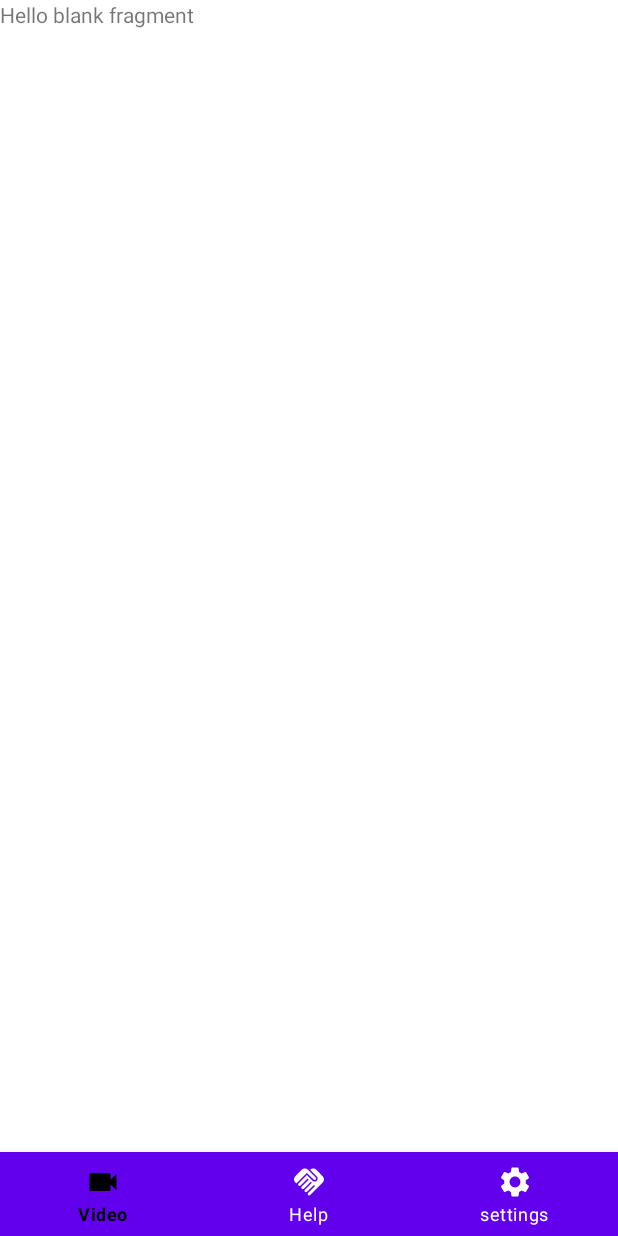
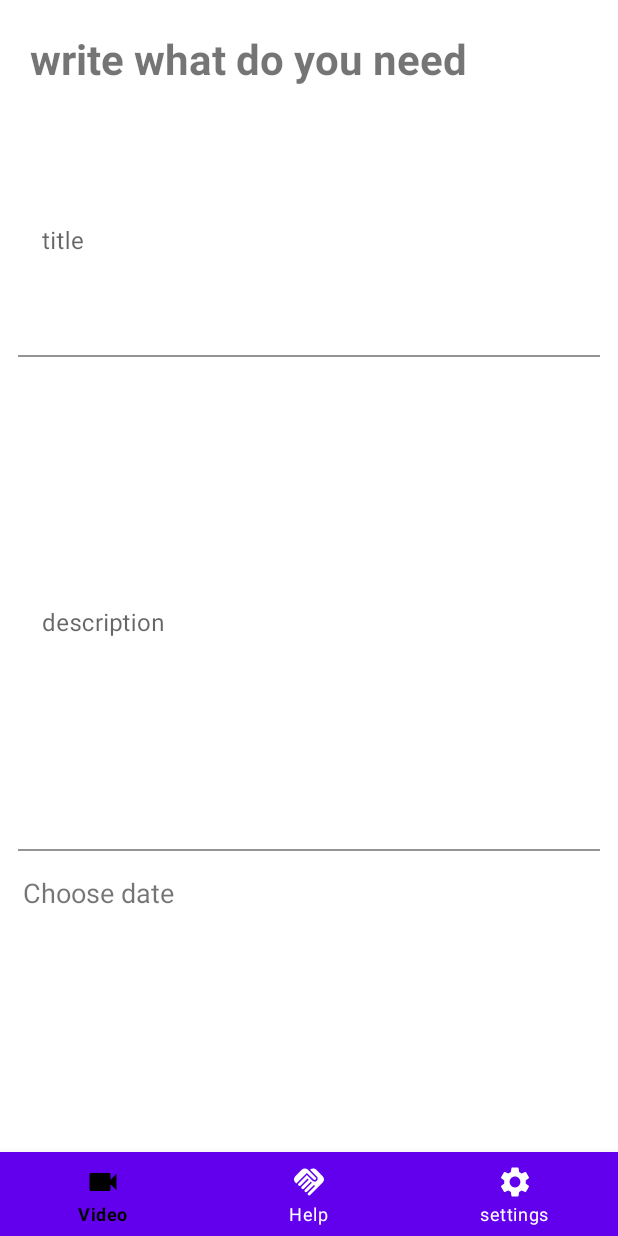
Before and after one commit to Hemmah-App/hemmah_android, an Android app: the fragment HelpFragment placed in its activity, on a phone screen of 412 x 824 dp. Run offline under Robolectric (Android 15) with nearby library versions, the phone set to English and light mode, and no system bars.

Commit message:
fragment help

```diff
--- a/app/src/main/res/layout/fragment_help.xml
+++ b/app/src/main/res/layout/fragment_help.xml
@@ -1,14 +1,61 @@
 <?xml version="1.0" encoding="utf-8"?>
-<FrameLayout xmlns:android="http://schemas.android.com/apk/res/android"
+<androidx.constraintlayout.widget.ConstraintLayout xmlns:android="http://schemas.android.com/apk/res/android"
     xmlns:tools="http://schemas.android.com/tools"
     android:layout_width="match_parent"
     android:layout_height="match_parent"
+    xmlns:app="http://schemas.android.com/apk/res-auto"
     tools:context=".HelpFragment">
 
-    <!-- TODO: Update blank fragment layout -->
     <TextView
+        android:id="@+id/help_textView"
+        android:layout_width="wrap_content"
+        android:layout_height="wrap_content"
+        app:layout_constraintTop_toTopOf="parent"
+        app:layout_constraintStart_toStartOf="parent"
+        android:text="write what do you need"
+        android:textSize="28sp"
+        android:textStyle="bold"
+        android:layout_margin="20sp"
+        />
+
+    <com.google.android.material.textfield.TextInputLayout
+        android:id="@+id/help_title_layout"
         android:layout_width="match_parent"
-        android:layout_height="match_parent"
-        android:text="@string/hello_blank_fragment" />
+        android:layout_height="wrap_content"
+        app:layout_constraintTop_toBottomOf="@id/help_textView"
+        android:layout_margin="12dp"
+        android:hint="title"
+        app:boxBackgroundColor="@color/transparent"
+        >
+        <EditText
+            android:lines="7"
+            android:layout_width="match_parent"
+            android:layout_height="match_parent"/>
+    </com.google.android.material.textfield.TextInputLayout>
 
-</FrameLayout>
+    <com.google.android.material.textfield.TextInputLayout
+        android:id="@+id/help_description_layout"
+        android:layout_width="match_parent"
+        android:layout_height="wrap_content"
+        app:layout_constraintTop_toBottomOf="@id/help_title_layout"
+        android:layout_margin="12dp"
+        android:hint="description"
+        app:boxBackgroundColor="@color/transparent"
+        >
+        <EditText
+            android:lines="15"
+            android:layout_width="match_parent"
+            android:layout_height="match_parent"/>
+    </com.google.android.material.textfield.TextInputLayout>
+
+    <TextView
+        android:id="@+id/help_choose_date_textView"
+        android:layout_width="wrap_content"
+        android:layout_height="wrap_content"
+        app:layout_constraintTop_toBottomOf="@id/help_description_layout"
+        app:layout_constraintStart_toStartOf="parent"
+        android:text="Choose date"
+        android:textSize="18sp"
+        android:layout_margin="15dp"
+        />
+</androidx.constraintlayout.widget.ConstraintLayout>
--- a/app/src/main/res/layout/fragment_history.xml
+++ b/app/src/main/res/layout/fragment_history.xml
@@ -1,5 +1,5 @@
 <?xml version="1.0" encoding="utf-8"?>
-<FrameLayout xmlns:android="http://schemas.android.com/apk/res/android"
+<androidx.constraintlayout.widget.ConstraintLayout xmlns:android="http://schemas.android.com/apk/res/android"
     xmlns:tools="http://schemas.android.com/tools"
     android:layout_width="match_parent"
     android:layout_height="match_parent"
@@ -11,4 +11,4 @@
         tools:listitem="@layout/history_recycler_item"
         app:layoutManager="androidx.recyclerview.widget.LinearLayoutManager"
         />
-</FrameLayout>
+</androidx.constraintlayout.widget.ConstraintLayout>
--- a/app/src/main/res/layout/fragment_list.xml
+++ b/app/src/main/res/layout/fragment_list.xml
@@ -1,5 +1,5 @@
 <?xml version="1.0" encoding="utf-8"?>
-<FrameLayout xmlns:android="http://schemas.android.com/apk/res/android"
+<androidx.constraintlayout.widget.ConstraintLayout xmlns:android="http://schemas.android.com/apk/res/android"
     xmlns:tools="http://schemas.android.com/tools"
     android:layout_width="match_parent"
     android:layout_height="match_parent"
@@ -13,4 +13,4 @@
         app:layoutManager="androidx.recyclerview.widget.LinearLayoutManager"
         />
 
-</FrameLayout>
+</androidx.constraintlayout.widget.ConstraintLayout>
--- a/app/src/main/res/layout/history_recycler_item.xml
+++ b/app/src/main/res/layout/history_recycler_item.xml
@@ -53,16 +53,5 @@
             android:layout_margin="12dp"
             />
 
-        <Button
-            android:layout_width="wrap_content"
-            android:layout_height="wrap_content"
-            app:layout_constraintTop_toBottomOf="@id/choose_date_textView"
-            app:layout_constraintStart_toStartOf="parent"
-            app:layout_constraintEnd_toEndOf="parent"
-            android:layout_margin="12dp"
-            android:background="@drawable/button_background_color"
-            android:text="Remove"
-            android:textAllCaps="false"
-            />
     </androidx.constraintlayout.widget.ConstraintLayout>
 </androidx.cardview.widget.CardView>
```
